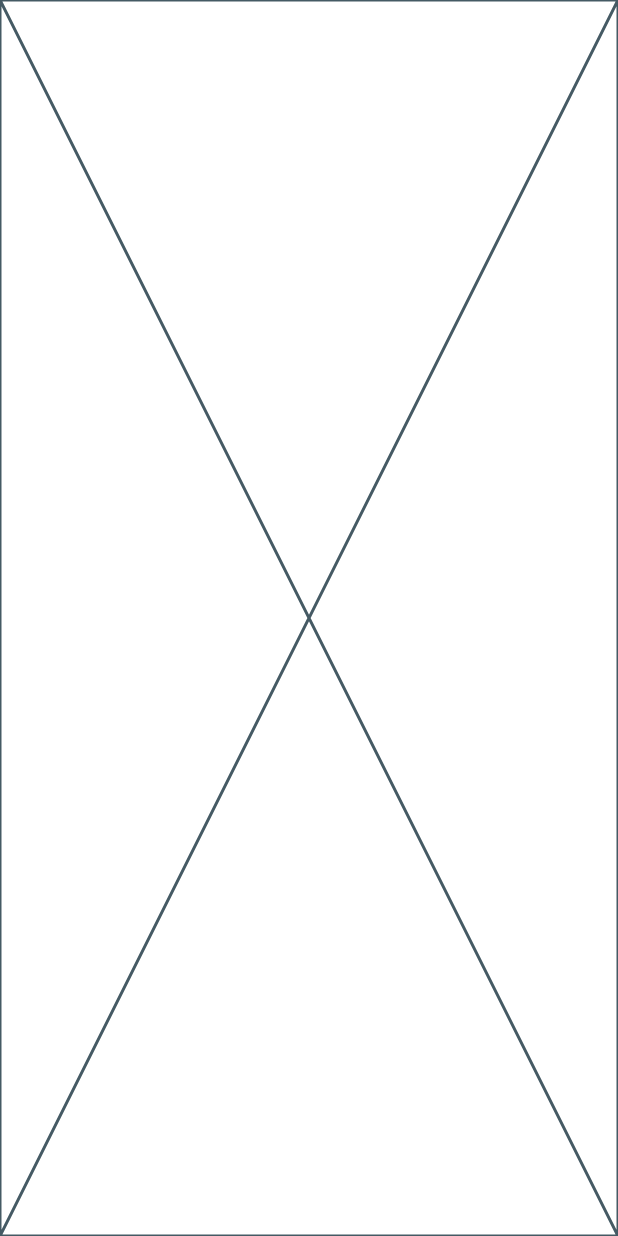
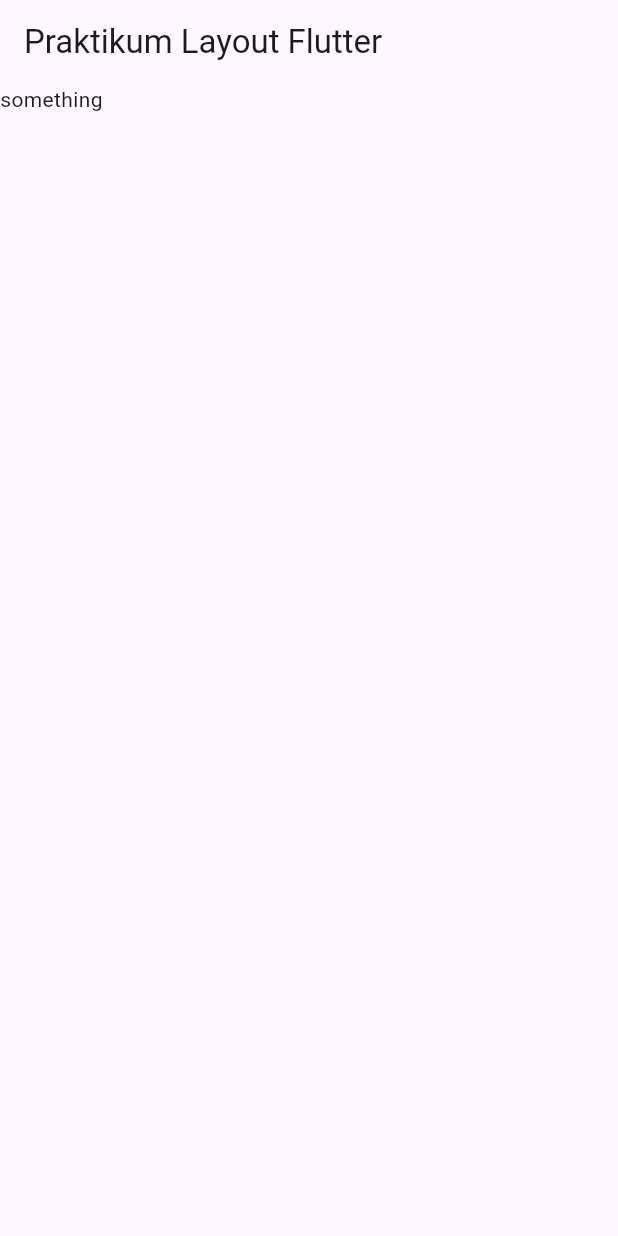
Before and after one commit to inverse9/praktikum_multiplatform_unit_3, a Flutter app: the screen it shows after launch, on a phone screen of 412 x 824 dp. Run offline on Flutter 3.47's test engine with Material 3 defaults, Android fonts, the phone set to English and light mode, and no system bars.

Commit message:
added scaffold

```diff
--- a/lib/main.dart
+++ b/lib/main.dart
@@ -24,6 +24,11 @@ class HomePage extends StatelessWidget {
 
   @override
   Widget build(BuildContext context) {
-    return const Placeholder();
+    return Scaffold(
+      appBar: AppBar(
+        title: Text("Praktikum Layout Flutter"),
+      ),
+      body: Text('something'),
+    );
   }
 }
```
